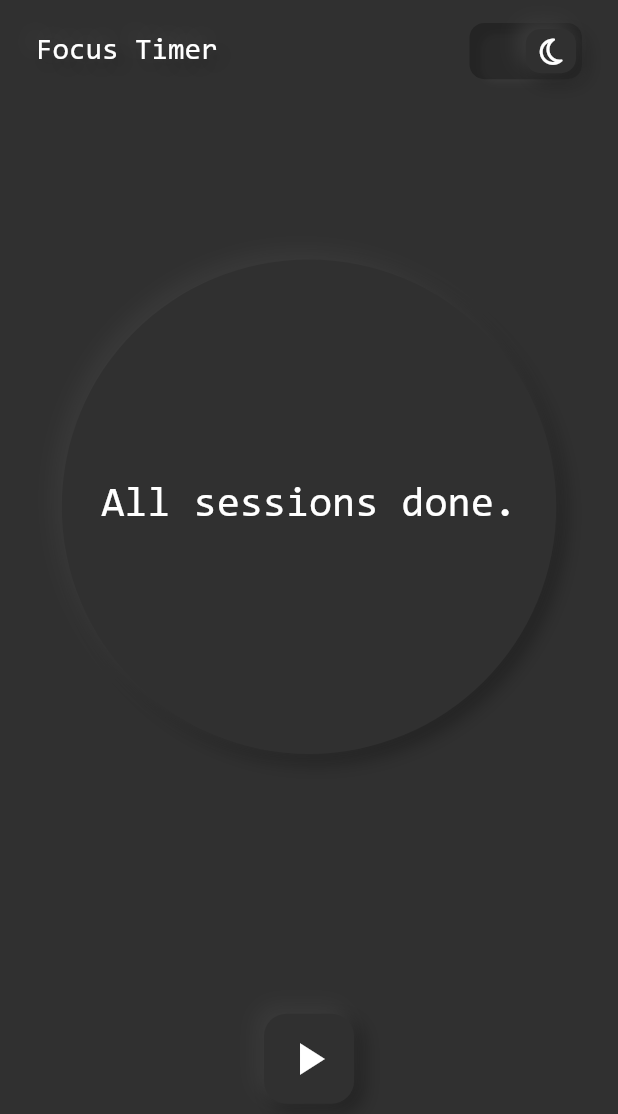
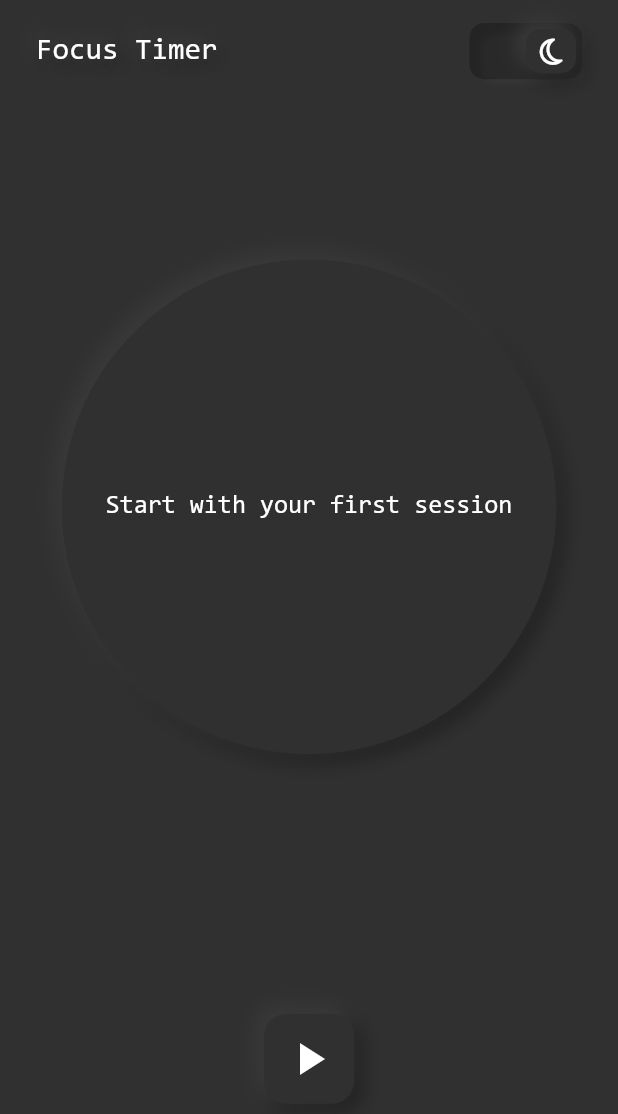
Before and after one commit to bierbaumtim/focus_timer, a Flutter app: the screen it shows after launch, on a phone screen of 412 x 824 dp. Shown: the top 1114 px of the screen. Run offline on Flutter 3.47's test engine with Material 2 defaults, Android fonts, the phone set to English and light mode, and no system bars; drawn by our look-alikes of auto_size_text; our stand-ins replace auto_animated, copy_with_extension, dartx, equatable, flutter_icons, hive and 5 more; missing offline and left inert: flip_panel, mockito; accounts and stored records are empty; generated files the repository leaves out were written again.

Commit message:
fix: finish text on app start

```diff
--- a/lib/widgets/sessions/session_countdown.dart
+++ b/lib/widgets/sessions/session_countdown.dart
@@ -33,7 +33,9 @@ class SessionCountdown extends StatelessWidget {
             Align(
               alignment: Alignment.center,
               child: AutoSizeText(
-                'All sessions done.',
+                currentSessionModel.currentSessionIndex == -1
+                    ? 'Start with your first session'
+                    : 'All sessions done.',
                 maxLines: 1,
                 style: theme.textTheme.headline6.copyWith(
                   fontSize: 110,
```
